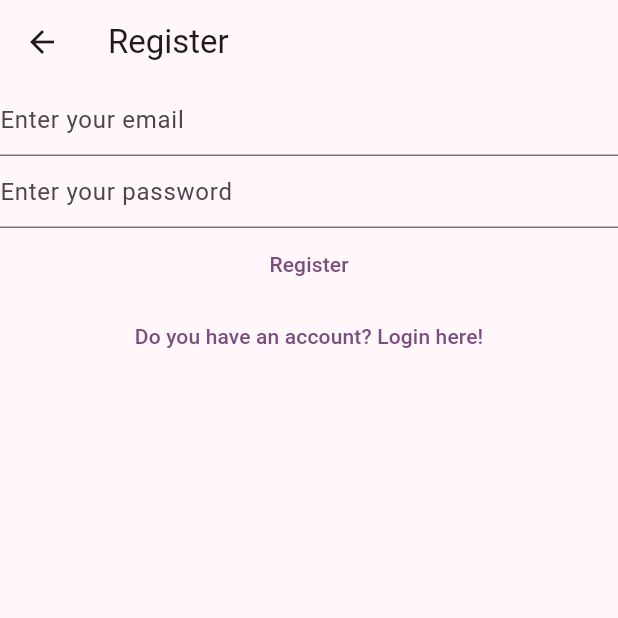
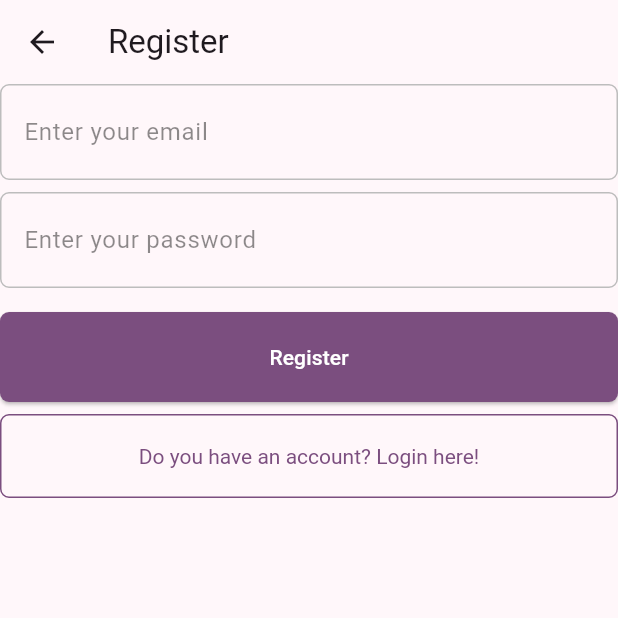
Before and after one commit to AryanGh11/mynotes-flutter, a Flutter app: the RegisterView screen opened by its route, on a phone screen of 412 x 824 dp, the top half of it. Run offline on Flutter 3.47's test engine with Material 3 defaults, Android fonts, the phone set to English and light mode, and no system bars; our stand-ins replace firebase_auth, firebase_core, logger, sqflite; accounts and stored records are empty.

Commit message:
some ui changes

```diff
--- a/lib/views/register_view.dart
+++ b/lib/views/register_view.dart
@@ -3,6 +3,9 @@ import 'package:mynotes/constants/routes.dart';
 import 'package:mynotes/services/auth/auth_exeptions.dart';
 import 'package:mynotes/services/auth/auth_service.dart';
 import 'package:mynotes/utilities/dialogs/error_dialog.dart';
+import 'package:mynotes/widgets/buttons/simple_elevated_button.dart';
+import 'package:mynotes/widgets/buttons/simple_ouline_button.dart';
+import 'package:mynotes/widgets/text_fileds/simple_text_filed.dart';
 
 class RegisterView extends StatefulWidget {
   const RegisterView({super.key});
@@ -35,20 +38,23 @@ class _RegisterViewState extends State<RegisterView> {
       appBar: AppBar(title: const Text("Register")),
       body: Column(
         children: [
-          TextField(
-              controller: _email,
-              enableSuggestions: false,
-              autocorrect: false,
-              keyboardType: TextInputType.emailAddress,
-              decoration: const InputDecoration(hintText: "Enter your email")),
-          TextField(
-              controller: _password,
-              obscureText: true,
-              enableSuggestions: false,
-              autocorrect: false,
-              decoration:
-                  const InputDecoration(hintText: "Enter your password")),
-          TextButton(
+          SimpleTextField(
+            hintText: "Enter your email",
+            textEditingController: _email,
+            enableSuggestions: false,
+            autocorrect: false,
+            textInputType: TextInputType.emailAddress,
+          ),
+          const SizedBox(height: 8),
+          SimpleTextField(
+            hintText: "Enter your password",
+            textEditingController: _password,
+            obscureText: true,
+            enableSuggestions: false,
+            autocorrect: false,
+          ),
+          const SizedBox(height: 16),
+          SimpleElevatedButton(
             onPressed: () async {
               final email = _email.text;
               final password = _password.text;
@@ -90,7 +96,8 @@ class _RegisterViewState extends State<RegisterView> {
             },
             child: const Text("Register"),
           ),
-          TextButton(
+          const SizedBox(height: 8),
+          SimpleOutlinedButton(
               onPressed: () {
                 Navigator.of(context).pushNamedAndRemoveUntil(
                   loginRoute,
```
